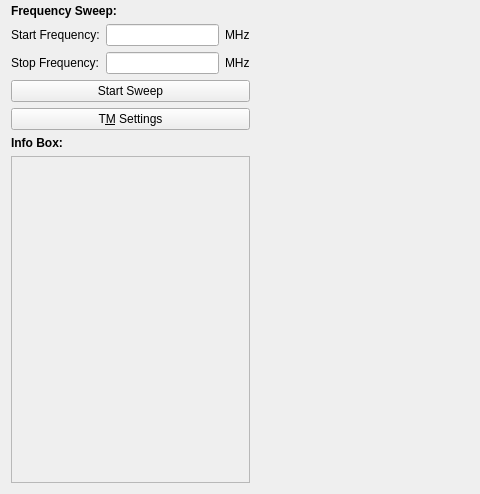
Qt form src/nqrduck_autotm/resources/autotm_widget.ui (nqrduck/nqrduck-autotm) before a commit; both pictures show x 0 to 480 and y 151 to 645 of the 1280 by 645 pixel window.
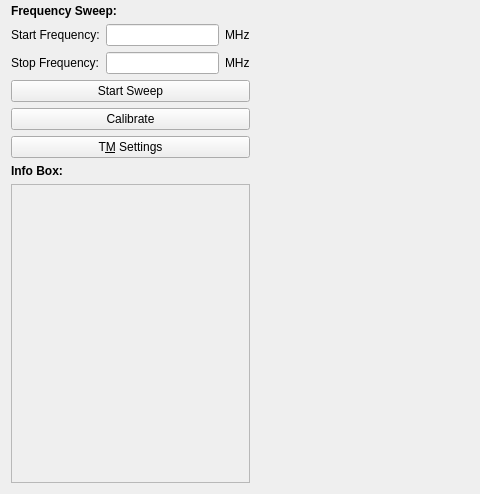
The same form after that commit. Custom widgets are drawn as their Qt base class.

```diff
--- a/src/nqrduck_autotm/resources/autotm_widget.ui
+++ b/src/nqrduck_autotm/resources/autotm_widget.ui
@@ -162,6 +162,13 @@
        </property>
       </widget>
      </item>
+     <item>
+      <widget class="QPushButton" name="pushButton">
+       <property name="text">
+        <string>Calibrate</string>
+       </property>
+      </widget>
+     </item>
      <item>
       <widget class="QPushButton" name="pushButton_3">
        <property name="text">
@@ -193,7 +200,7 @@
           <x>0</x>
           <y>0</y>
           <width>273</width>
-          <height>229</height>
+          <height>189</height>
          </rect>
         </property>
        </widget>
```
Left out of the diff: 2 changed lines with no effect on the pictures.
